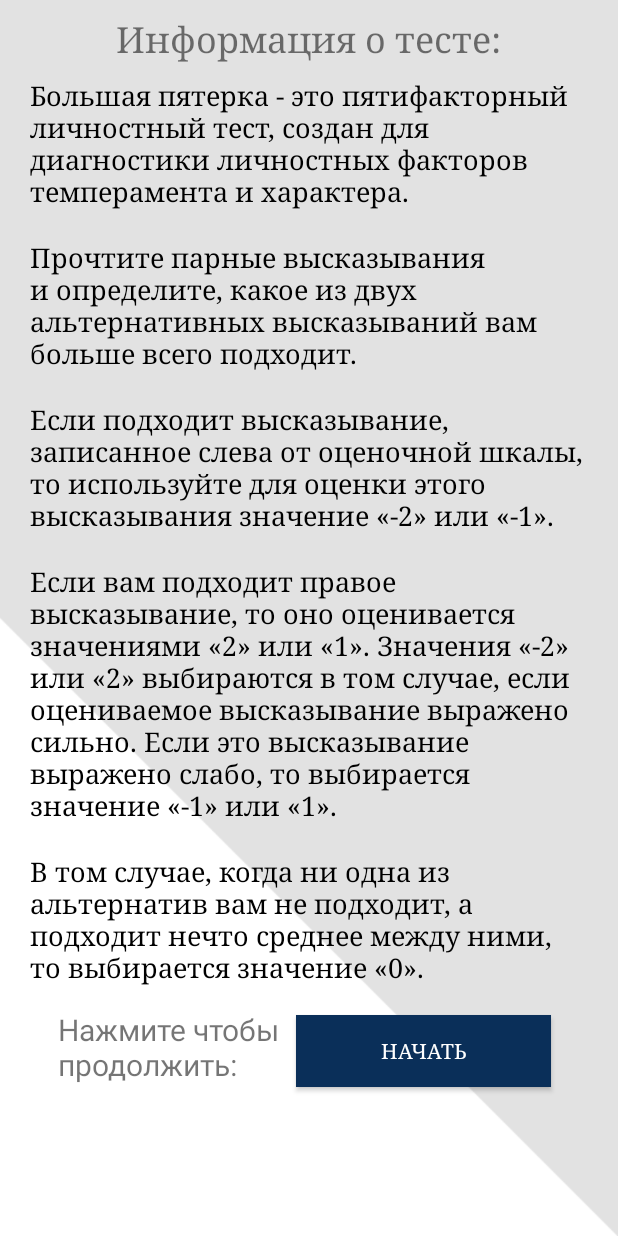
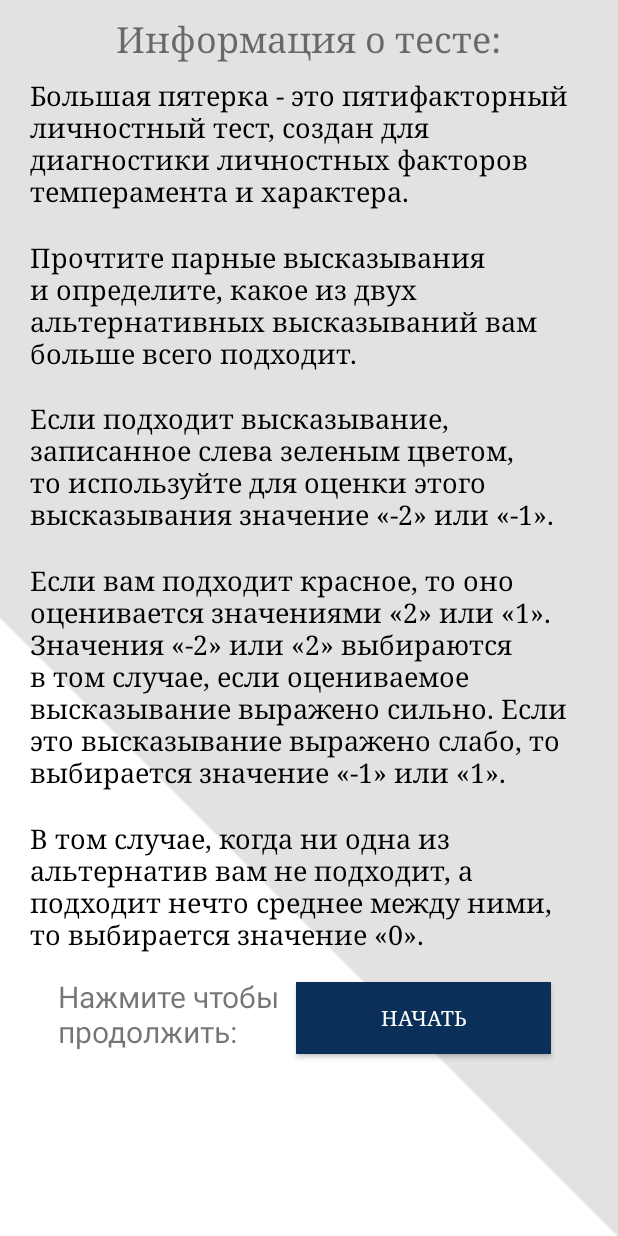
Before and after one commit to JohnsonSoftwareEngineer/Big5, an Android app: the AboutActivity screen opened directly, with no data from a screen before it, on a phone screen of 412 x 824 dp. Run offline under Robolectric (Android 15) with nearby library versions, the phone set to English and light mode, and no system bars; our stand-ins replace Firebase (no records; nobody signed in at launch, a user with empty details on screens opened directly); Roboto replaces fonts that are not available here.

Commit message:
Commit 18 - Первая робочая версия
- лого к апк + сам апк файл

```diff
--- a/app/src/main/AndroidManifest.xml
+++ b/app/src/main/AndroidManifest.xml
@@ -6,9 +6,9 @@
 
     <application
         android:allowBackup="true"
-        android:icon="@mipmap/ic_launcher"
+        android:icon="@drawable/logo_icon"
         android:label="@string/app_name"
-        android:roundIcon="@mipmap/ic_launcher_round"
+        android:roundIcon="@drawable/logo_icon"
         android:supportsRtl="true"
         android:theme="@style/AppTheme">
         <activity android:name=".ResultActivity"></activity>
--- a/app/src/main/java/com/johnsondev/big5/ResultActivity.java
+++ b/app/src/main/java/com/johnsondev/big5/ResultActivity.java
@@ -227,13 +227,7 @@ public class ResultActivity extends AppCompatActivity {
             @Override
             public void onClick(View v) {
 
-                int permissionStatus = ContextCompat.checkSelfPermission(ResultActivity.this, Manifest.permission.INTERNET);
-
-                if (permissionStatus == PackageManager.PERMISSION_GRANTED) {
                     ShareDialog.show(ResultActivity.this, content);
-                }
-
-
 
             }
         });
--- a/app/src/main/res/layout/activity_about.xml
+++ b/app/src/main/res/layout/activity_about.xml
@@ -53,7 +53,7 @@
                 android:layout_height="wrap_content"
                 android:layout_below="@+id/textView6"
                 android:layout_marginStart="20dp"
-                android:layout_marginTop="20dp"
+                android:layout_marginTop="19dp"
                 android:layout_marginEnd="10dp"
                 android:fontFamily="serif"
                 android:text="@string/info_3"
--- a/app/src/main/res/values/strings.xml
+++ b/app/src/main/res/values/strings.xml
@@ -19,9 +19,9 @@
 определите, какое из двух альтернативных
  высказываний вам больше всего подходит.</string>
     <string name="info_3">        Если подходит высказывание, записанное
- слева от оценочной шкалы, то используйте
+ слева зеленым цветом, то используйте
 для оценки этого высказывания значение «-2» или «-1». </string>
-    <string name="info_4">        Если вам подходит правое высказывание,
+    <string name="info_4">        Если вам подходит красное,
  то оно оценивается значениями «2» или «1».
  Значения «-2» или «2» выбираются в том
 случае, если оцениваемое высказывание
```
Also changed, not shown: app/src/main/res/drawable-v24/logo_icon.png (added).
